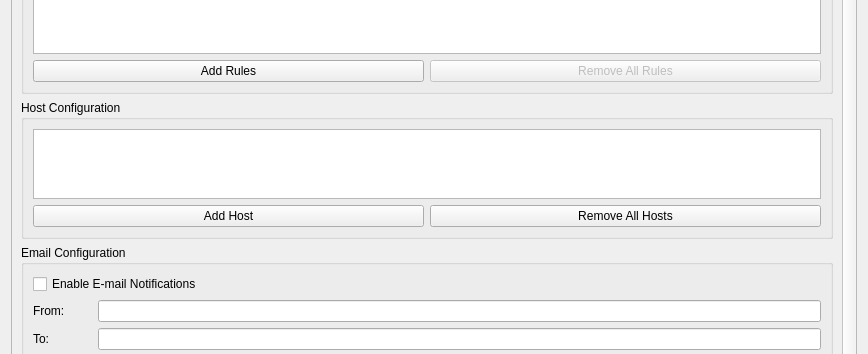
Tinkerforge/brickv, file src/brickv/plugin_system/plugins/red/ui/red_tab_settings_server_monitoring.ui: the form before one commit; both pictures show x 0 to 868 and y 154 to 508 of the 868 by 737 pixel window.
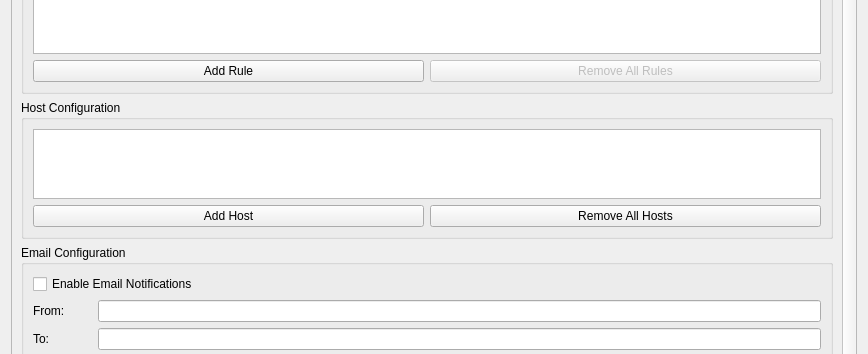
The form after the commit.

Commit message: red-brick: Fix typos

```diff
--- a/src/brickv/plugin_system/plugins/red/ui/red_tab_settings_server_monitoring.ui
+++ b/src/brickv/plugin_system/plugins/red/ui/red_tab_settings_server_monitoring.ui
@@ -135,7 +135,7 @@
           <item row="0" column="0" colspan="3">
            <widget class="QCheckBox" name="chkbox_sm_email_enable">
             <property name="text">
-             <string>Enable E-mail Notifications</string>
+             <string>Enable Email Notifications</string>
             </property>
            </widget>
           </item>
@@ -218,7 +218,7 @@
           <item row="1" column="0">
            <widget class="QPushButton" name="pbutton_sm_add_rule">
             <property name="text">
-             <string>Add Rules</string>
+             <string>Add Rule</string>
             </property>
            </widget>
           </item>
```
